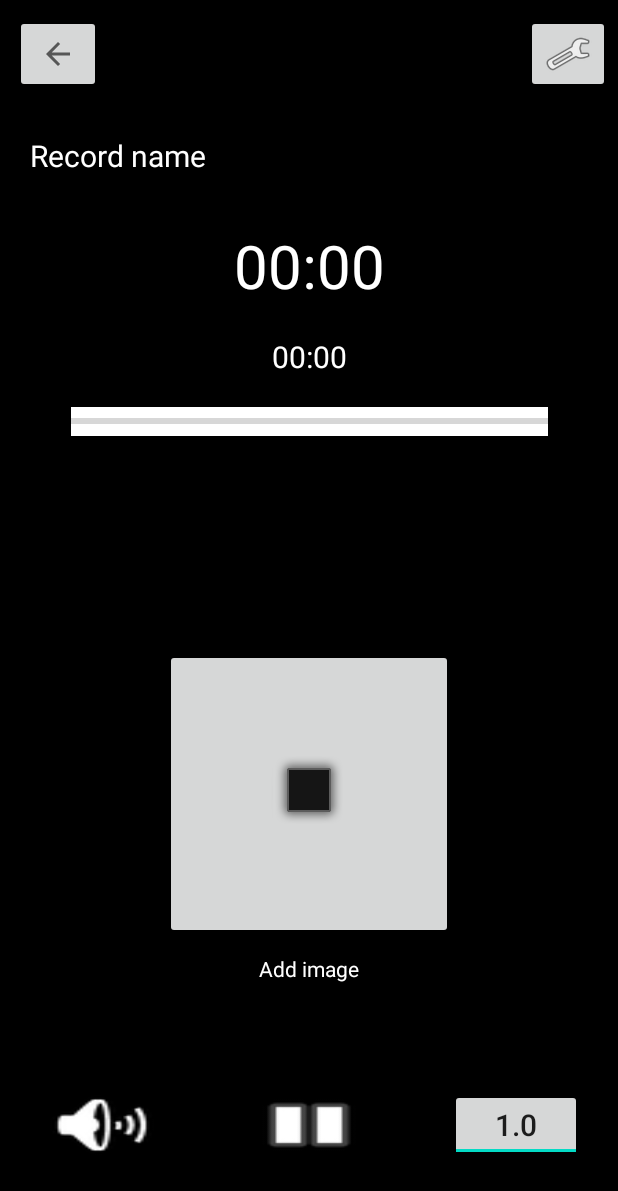
After one commit to tritranmn2/mobile-recorder-app, an Android app: the layout view_detail_record.xml on its own in the app's theme, with its tools: preview values and no code run, on a phone screen of 412 x 824 dp. The commit adds this screen. Shown: the top 1191 px of the screen. Run offline under Robolectric (Android 15) with nearby library versions, the phone set to English and light mode, and no system bars.

Commit message:
GROUP09-33 view_detail_record

```diff
--- a/app/src/main/AndroidManifest.xml
+++ b/app/src/main/AndroidManifest.xml
@@ -14,7 +14,7 @@
         android:theme="@style/Theme.Recorder"
         tools:targetApi="31">
         <activity
-            android:name=".MainActivity"
+            android:name=".RecordDetailActivity"
             android:exported="true">
             <intent-filter>
                 <action android:name="android.intent.action.MAIN" />
--- a/app/src/main/java/com/example/recorder/RecordDetailActivity.java
+++ b/app/src/main/java/com/example/recorder/RecordDetailActivity.java
@@ -1,15 +1,17 @@
 package com.example.recorder;
-
-import androidx.appcompat.app.AppCompatActivity;
 
 import android.app.Activity;
 import android.os.Bundle;
 
-public class MainActivity extends Activity {
+public class RecordDetailActivity extends Activity {
+
 
     @Override
     protected void onCreate(Bundle savedInstanceState) {
         super.onCreate(savedInstanceState);
-        setContentView(R.layout.activity_main);
+        setContentView(R.layout.view_detail_record);
+
+
     }
+
 }
--- a/app/src/main/res/drawable/ic_mute_button.xml
+++ b/app/src/main/res/drawable/ic_mute_button.xml
@@ -1,4 +1,7 @@
 <?xml version="1.0" encoding="utf-8"?>
 <selector xmlns:android="http://schemas.android.com/apk/res/android">
-
+    <item android:state_checked="true"
+        android:drawable="@android:drawable/ic_lock_silent_mode"/>
+    <item android:state_checked="false"
+        android:drawable="@android:drawable/ic_lock_silent_mode_off"/>
 </selector>
--- a/app/src/main/res/drawable/ic_mute_button_bg.xml
+++ b/app/src/main/res/drawable/ic_mute_button_bg.xml
@@ -1,4 +1,7 @@
 <?xml version="1.0" encoding="utf-8"?>
 <layer-list xmlns:android="http://schemas.android.com/apk/res/android">
-
+    <item android:id="@android:id/background"
+        android:drawable="@android:color/transparent"/>
+    <item android:id="@android:id/toggle"
+        android:drawable="@drawable/ic_mute_button"/>
 </layer-list>
--- a/app/src/main/res/drawable/ic_play_button.xml
+++ b/app/src/main/res/drawable/ic_play_button.xml
@@ -1,4 +1,7 @@
 <?xml version="1.0" encoding="utf-8"?>
 <selector xmlns:android="http://schemas.android.com/apk/res/android">
-
+    <item android:state_checked="true"
+        android:drawable="@android:drawable/ic_media_play"/>
+    <item android:state_checked="false"
+        android:drawable="@android:drawable/ic_media_pause"/>
 </selector>
--- a/app/src/main/res/drawable/ic_play_button_bg.xml
+++ b/app/src/main/res/drawable/ic_play_button_bg.xml
@@ -1,4 +1,7 @@
 <?xml version="1.0" encoding="utf-8"?>
 <layer-list xmlns:android="http://schemas.android.com/apk/res/android">
-
+    <item android:id="@android:id/background"
+        android:drawable="@android:color/transparent"/>
+    <item android:id="@android:id/toggle"
+        android:drawable="@drawable/ic_play_button"/>
 </layer-list>
--- a/app/src/main/res/layout/activity_main.xml
+++ /dev/null
@@ -1,18 +0,0 @@
-<?xml version="1.0" encoding="utf-8"?>
-<androidx.constraintlayout.widget.ConstraintLayout xmlns:android="http://schemas.android.com/apk/res/android"
-    xmlns:app="http://schemas.android.com/apk/res-auto"
-    xmlns:tools="http://schemas.android.com/tools"
-    android:layout_width="match_parent"
-    android:layout_height="match_parent"
-    tools:context=".MainActivity">
-
-    <TextView
-        android:layout_width="wrap_content"
-        android:layout_height="wrap_content"
-        android:text="Hello World!"
-        app:layout_constraintBottom_toBottomOf="parent"
-        app:layout_constraintEnd_toEndOf="parent"
-        app:layout_constraintStart_toStartOf="parent"
-        app:layout_constraintTop_toTopOf="parent" />
-
-</androidx.constraintlayout.widget.ConstraintLayout>
--- /dev/null
+++ b/app/src/main/res/layout/view_detail_record.xml
@@ -0,0 +1,135 @@
+<?xml version="1.0" encoding="utf-8"?>
+<androidx.constraintlayout.widget.ConstraintLayout xmlns:android="http://schemas.android.com/apk/res/android"
+    xmlns:app="http://schemas.android.com/apk/res-auto"
+    xmlns:tools="http://schemas.android.com/tools"
+    android:layout_width="match_parent"
+    android:layout_height="match_parent"
+    android:background="#000000"
+    tools:context=".RecordDetailActivity">
+    <ImageButton
+        android:id="@+id/return_button"
+        android:layout_width="57dp"
+        android:layout_height="52dp"
+        android:layout_marginStart="10dp"
+        android:layout_marginTop="10dp"
+        android:src="?attr/homeAsUpIndicator"
+        app:layout_constraintStart_toStartOf="parent"
+        app:layout_constraintTop_toTopOf="parent" />
+
+    <ToggleButton
+        android:id="@+id/mute_button"
+        android:layout_width="wrap_content"
+        android:layout_height="wrap_content"
+        android:layout_marginEnd="50dp"
+        android:layout_marginBottom="50dp"
+        android:background="@drawable/ic_mute_button_bg"
+        android:textOff=""
+        android:textOn=""
+        app:layout_constraintBottom_toBottomOf="parent"
+        app:layout_constraintEnd_toStartOf="@+id/play_button" />
+
+    <ImageButton
+        android:id="@+id/edit_button"
+        android:layout_width="wrap_content"
+        android:layout_height="wrap_content"
+        android:layout_marginTop="10dp"
+        android:layout_marginEnd="5dp"
+        android:src="@android:drawable/ic_menu_manage"
+        app:layout_constraintEnd_toEndOf="parent"
+        app:layout_constraintTop_toTopOf="parent" />
+
+    <TextView
+        android:id="@+id/record_runtime"
+        android:layout_width="wrap_content"
+        android:layout_height="wrap_content"
+        android:layout_marginTop="150dp"
+        android:text="00:00"
+        android:textColor="#ffffff"
+        android:textSize="40sp"
+        app:layout_constraintEnd_toEndOf="parent"
+        app:layout_constraintStart_toStartOf="parent"
+        app:layout_constraintTop_toTopOf="parent" />
+
+    <TextView
+        android:id="@+id/record_length"
+        android:layout_width="wrap_content"
+        android:layout_height="wrap_content"
+        android:layout_marginTop="20dp"
+        android:text="00:00"
+        android:textColor="#ffffff"
+        android:textSize="20sp"
+        app:layout_constraintEnd_toEndOf="parent"
+        app:layout_constraintStart_toStartOf="parent"
+        app:layout_constraintTop_toBottomOf="@+id/record_runtime" />
+
+    <ImageButton
+        android:id="@+id/record_image"
+        android:layout_width="192dp"
+        android:layout_height="193dp"
+        android:layout_marginBottom="100dp"
+        android:src="@android:drawable/alert_dark_frame"
+        app:layout_constraintBottom_toTopOf="@+id/play_button"
+        app:layout_constraintEnd_toEndOf="parent"
+        app:layout_constraintStart_toStartOf="parent" />
+
+    <TextView
+        android:id="@+id/add_image_button"
+        android:layout_width="wrap_content"
+        android:layout_height="wrap_content"
+        android:layout_marginTop="10dp"
+        android:textColor="#ffffff"
+        android:text="Add image"
+        app:layout_constraintEnd_toEndOf="parent"
+        app:layout_constraintStart_toStartOf="parent"
+        app:layout_constraintTop_toBottomOf="@+id/record_image" />
+    <ToggleButton
+        android:id="@+id/play_button"
+        android:layout_width="wrap_content"
+        android:layout_height="wrap_content"
+        android:layout_marginBottom="50dp"
+        android:background="@drawable/ic_play_button_bg"
+        android:textOff=""
+        android:textOn=""
+        app:layout_constraintBottom_toBottomOf="parent"
+        app:layout_constraintEnd_toEndOf="parent"
+        app:layout_constraintStart_toStartOf="parent" />
+
+    <ProgressBar
+        android:id="@+id/progressBar"
+        style="?android:attr/progressBarStyleHorizontal"
+        android:layout_width="318dp"
+        android:layout_height="19dp"
+        android:layout_marginTop="20dp"
+        android:background="#ffffff"
+        app:layout_constraintEnd_toEndOf="parent"
+        app:layout_constraintStart_toStartOf="parent"
+        app:layout_constraintTop_toBottomOf="@+id/record_length" />
+
+    <TextView
+        android:id="@+id/record_name"
+        android:layout_width="wrap_content"
+        android:layout_height="wrap_content"
+        android:layout_marginStart="20dp"
+        android:layout_marginTop="90dp"
+        android:text="Record name"
+        android:textColor="#ffffff"
+        android:textSize="20sp"
+        app:layout_constraintStart_toStartOf="parent"
+        app:layout_constraintTop_toTopOf="parent" />
+
+    <ToggleButton
+        android:id="@+id/toggleButton"
+        android:layout_width="wrap_content"
+        android:layout_height="wrap_content"
+        android:layout_marginStart="50dp"
+        android:layout_marginBottom="50dp"
+        android:checked="true"
+        android:text="1.0"
+        android:textOff="2.0"
+        android:textOn="1.0"
+        android:textSize="20sp"
+        app:layout_constraintBottom_toBottomOf="parent"
+        app:layout_constraintStart_toEndOf="@+id/play_button" />
+
+
+</androidx.constraintlayout.widget.ConstraintLayout>
```
Also changed, not shown: 1 other file.
